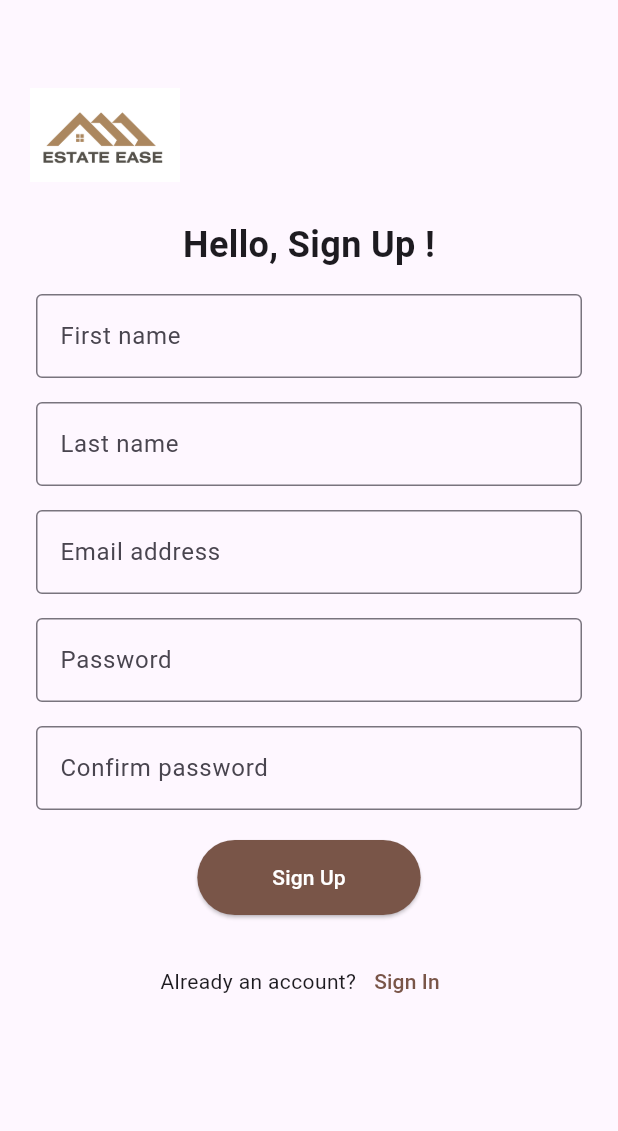
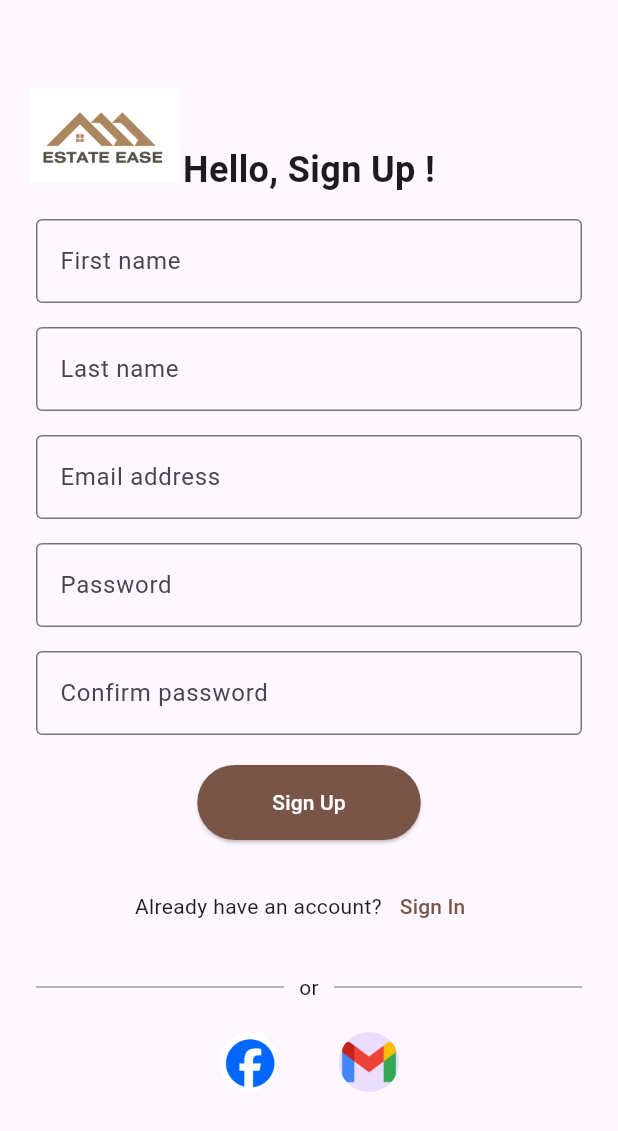
Before and after one commit to ST60002CEM/batch32a-slesha45, a Flutter app: the SignUpScreen screen opened directly, on a phone screen of 412 x 824 dp. Shown: the top 1131 px of the screen. Run offline on Flutter 3.47's test engine with Material 3 defaults, Android fonts, the phone set to English and light mode, and no system bars.

Commit message:
social media buttons

```diff
--- a/lib/screen/sign_up_screen.dart
+++ b/lib/screen/sign_up_screen.dart
@@ -87,7 +87,7 @@ class SignUpScreen extends StatelessWidget {
                   Row(
                     mainAxisAlignment: MainAxisAlignment.center,
                     children: [
-                      const Text("Already an account?"),
+                      const Text("Already have an account?"),
                       TextButton(
                         onPressed: () {
                           Navigator.push(
@@ -103,6 +103,56 @@ class SignUpScreen extends StatelessWidget {
                       ),
                     ],
                   ),
+                  const SizedBox(height: 20),
+                  const Row(
+                    children: <Widget>[
+                      Expanded(
+                        child: Divider(
+                          thickness: 1,
+                          color: Colors.grey,
+                        ),
+                      ),
+                      Padding(
+                        padding: EdgeInsets.symmetric(horizontal: 10.0),
+                        child: Text('or', selectionColor: Colors.grey),
+                      ),
+                      Expanded(
+                        child: Divider(
+                          thickness: 1,
+                          color: Colors.grey,
+                        ),
+                      ),
+                    ],
+                  ),
+                  const SizedBox(height: 20),
+                  Row(
+                    mainAxisAlignment: MainAxisAlignment.center,
+                    children: [
+                      GestureDetector(
+                        onTap: () {
+                          //Action
+                        },
+                        child: const CircleAvatar(
+                          radius: 20,
+                          backgroundImage:
+                              AssetImage('assets/images/facebook.png'),
+                          // backgroundColor: Colors.transparent,
+                        ),
+                      ),
+                      const SizedBox(width: 40), // Adjust spacing as needed
+                      GestureDetector(
+                        onTap: () {
+                          //Action
+                        },
+                        child: const CircleAvatar(
+                          radius: 20,
+                          backgroundImage:
+                              AssetImage('assets/images/gmail.png'),
+                          // backgroundColor: Colors.transparent,
+                        ),
+                      ),
+                    ],
+                  ),
                 ],
               ),
             ),
```
